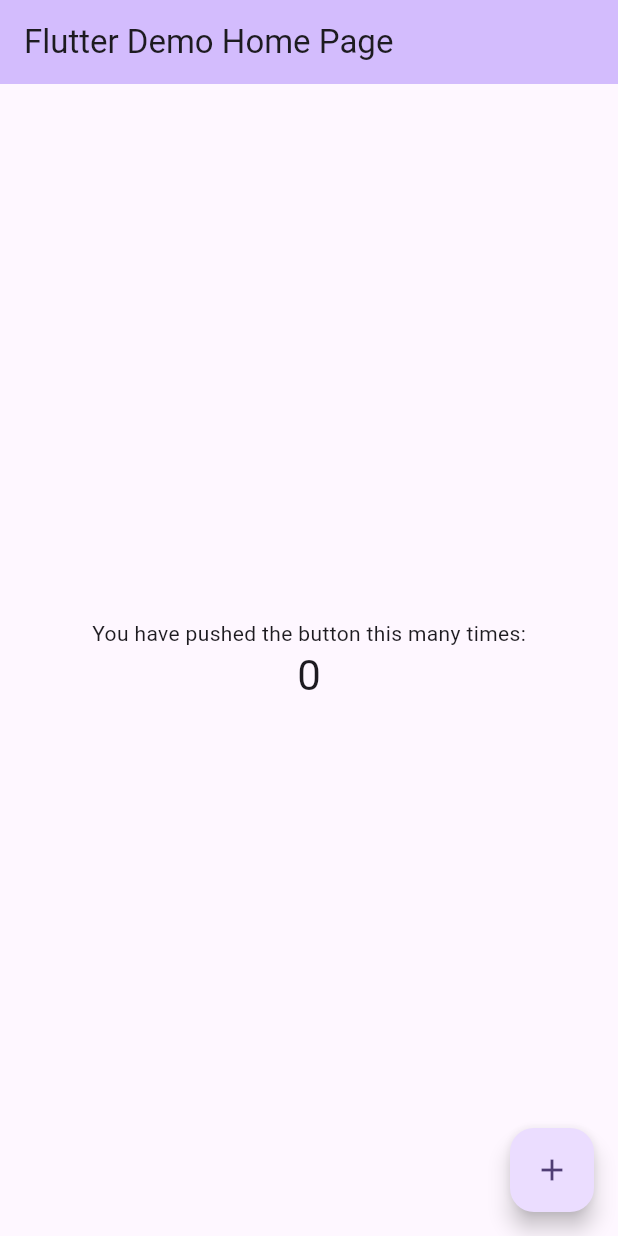
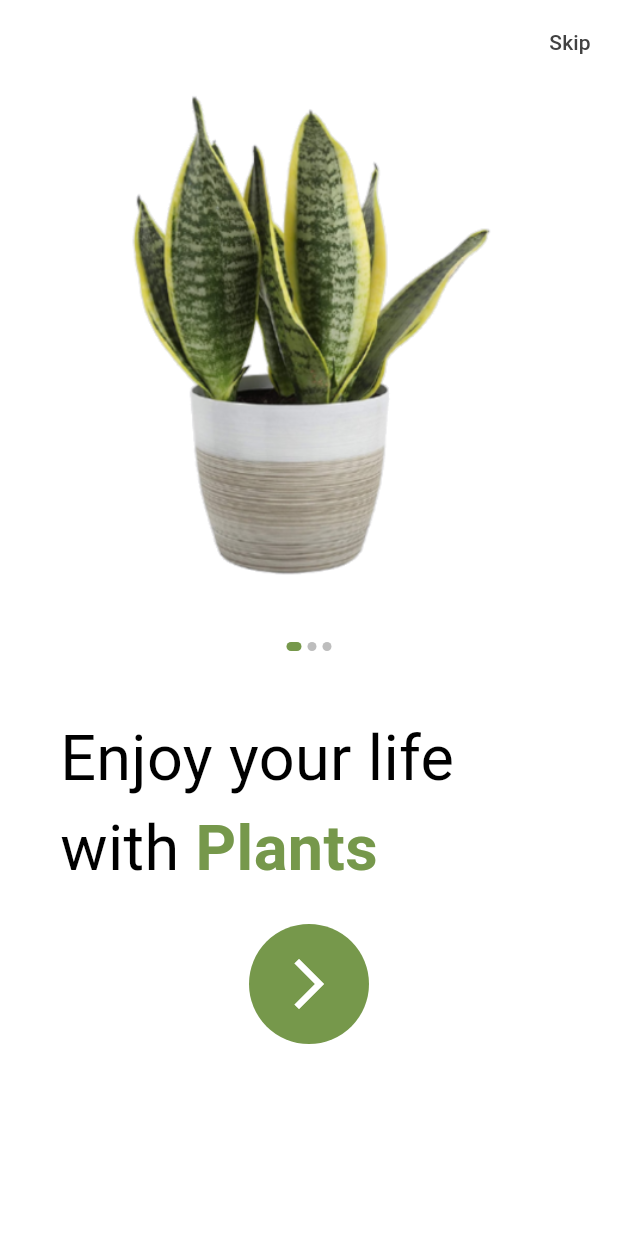
Before and after one commit to zobayerdev/Flutter_Plant_Shop, a Flutter app: the screen it shows after launch, on a phone screen of 412 x 824 dp. Run offline on Flutter 3.47's test engine with Material 3 defaults, Android fonts, the phone set to English and light mode, and no system bars.

Commit message:
onboarding screen upload

```diff
--- /dev/null
+++ b/lib/constant.dart
@@ -0,0 +1,7 @@
+import 'package:flutter/material.dart';
+
+// flutter color scheme
+const kprimaryColor = Color(0xff76984b);
+const kbackgroundColor = Color(0xffececee);
+const kcontentColor = Color(0xffffffff);
+const ksecondryColor = Color(0xff101010);
--- a/lib/main.dart
+++ b/lib/main.dart
@@ -1,4 +1,6 @@
 import 'package:flutter/material.dart';
+import 'package:flutter_plant_shop/constant.dart';
+import 'package:flutter_plant_shop/screens/onboarding_screen.dart';
 
 void main() {
   runApp(const MyApp());
@@ -7,119 +9,17 @@
 class MyApp extends StatelessWidget {
   const MyApp({super.key});
 
-  // This widget is the root of your application.
   @override
   Widget build(BuildContext context) {
     return MaterialApp(
-      title: 'Flutter Demo',
+      debugShowCheckedModeBanner: false,
+      title: 'Flutter Shop UI',
       theme: ThemeData(
-        // This is the theme of your application.
-        //
-        // TRY THIS: Try running your application with "flutter run". You'll see
-        // the application has a purple toolbar. Then, without quitting the app,
-        // try changing the seedColor in the colorScheme below to Colors.green
-        // and then invoke "hot reload" (save your changes or press the "hot
-        // reload" button in a Flutter-supported IDE, or press "r" if you used
-        // the command line to start the app).
-        //
-        // Notice that the counter didn't reset back to zero; the application
-        // state is not lost during the reload. To reset the state, use hot
-        // restart instead.
-        //
-        // This works for code too, not just values: Most code changes can be
-        // tested with just a hot reload.
-        colorScheme: ColorScheme.fromSeed(seedColor: Colors.deepPurple),
+        scaffoldBackgroundColor: kbackgroundColor,
+        colorScheme: ColorScheme.fromSeed(seedColor: kprimaryColor),
         useMaterial3: true,
       ),
-      home: const MyHomePage(title: 'Flutter Demo Home Page'),
+      home: const OnBoardingScreen(),
     );
   }
 }
-
-class MyHomePage extends StatefulWidget {
-  const MyHomePage({super.key, required this.title});
-
-  // This widget is the home page of your application. It is stateful, meaning
-  // that it has a State object (defined below) that contains fields that affect
-  // how it looks.
-
-  // This class is the configuration for the state. It holds the values (in this
-  // case the title) provided by the parent (in this case the App widget) and
-  // used by the build method of the State. Fields in a Widget subclass are
-  // always marked "final".
-
-  final String title;
-
-  @override
-  State<MyHomePage> createState() => _MyHomePageState();
-}
-
-class _MyHomePageState extends State<MyHomePage> {
-  int _counter = 0;
-
-  void _incrementCounter() {
-    setState(() {
-      // This call to setState tells the Flutter framework that something has
-      // changed in this State, which causes it to rerun the build method below
-      // so that the display can reflect the updated values. If we changed
-      // _counter without calling setState(), then the build method would not be
-      // called again, and so nothing would appear to happen.
-      _counter++;
-    });
-  }
-
-  @override
-  Widget build(BuildContext context) {
-    // This method is rerun every time setState is called, for instance as done
-    // by the _incrementCounter method above.
-    //
-    // The Flutter framework has been optimized to make rerunning build methods
-    // fast, so that you can just rebuild anything that needs updating rather
-    // than having to individually change instances of widgets.
-    return Scaffold(
-      appBar: AppBar(
-        // TRY THIS: Try changing the color here to a specific color (to
-        // Colors.amber, perhaps?) and trigger a hot reload to see the AppBar
-        // change color while the other colors stay the same.
-        backgroundColor: Theme.of(context).colorScheme.inversePrimary,
-        // Here we take the value from the MyHomePage object that was created by
-        // the App.build method, and use it to set our appbar title.
-        title: Text(widget.title),
-      ),
-      body: Center(
-        // Center is a layout widget. It takes a single child and positions it
-        // in the middle of the parent.
-        child: Column(
-          // Column is also a layout widget. It takes a list of children and
-          // arranges them vertically. By default, it sizes itself to fit its
-          // children horizontally, and tries to be as tall as its parent.
-          //
-          // Column has various properties to control how it sizes itself and
-          // how it positions its children. Here we use mainAxisAlignment to
-          // center the children vertically; the main axis here is the vertical
-          // axis because Columns are vertical (the cross axis would be
-          // horizontal).
-          //
-          // TRY THIS: Invoke "debug painting" (choose the "Toggle Debug Paint"
-          // action in the IDE, or press "p" in the console), to see the
-          // wireframe for each widget.
-          mainAxisAlignment: MainAxisAlignment.center,
-          children: <Widget>[
-            const Text(
-              'You have pushed the button this many times:',
-            ),
-            Text(
-              '$_counter',
-              style: Theme.of(context).textTheme.headlineMedium,
-            ),
-          ],
-        ),
-      ),
-      floatingActionButton: FloatingActionButton(
-        onPressed: _incrementCounter,
-        tooltip: 'Increment',
-        child: const Icon(Icons.add),
-      ), // This trailing comma makes auto-formatting nicer for build methods.
-    );
-  }
-}
--- /dev/null
+++ b/lib/screens/home_screen.dart
@@ -0,0 +1,19 @@
+import 'package:flutter/material.dart';
+
+class HomeScreen extends StatefulWidget {
+  const HomeScreen({super.key});
+
+  @override
+  State<HomeScreen> createState() => _HomeScreenState();
+}
+
+class _HomeScreenState extends State<HomeScreen> {
+  @override
+  Widget build(BuildContext context) {
+    return Scaffold(
+      appBar: AppBar(
+        title: const Text('Home Screen'),
+      ),
+    );
+  }
+}
--- /dev/null
+++ b/lib/screens/onboarding_screen.dart
@@ -0,0 +1,148 @@
+import 'package:flutter/material.dart';
+import 'package:flutter/widgets.dart';
+import 'package:flutter_plant_shop/constant.dart';
+import 'package:flutter_plant_shop/screens/home_screen.dart';
+
+class OnBoardingScreen extends StatefulWidget {
+  const OnBoardingScreen({super.key});
+
+  @override
+  State<OnBoardingScreen> createState() => _OnBoardingScreenState();
+}
+
+class _OnBoardingScreenState extends State<OnBoardingScreen> {
+  List images = [
+    "assets/snake-plants.png",
+    "assets/lucky-jade-plants.png",
+    "assets/mini-plant.png",
+    // "assets/peperomia-plant.png",
+    // "assets/small-plants.png",
+  ];
+
+  late PageController pageController;
+
+  @override
+  void initState() {
+    pageController = PageController(initialPage: 0);
+    super.initState();
+  }
+
+  int currentIndex = 0;
+
+  @override
+  Widget build(BuildContext context) {
+    return Scaffold(
+      backgroundColor: kcontentColor,
+      appBar: AppBar(
+        backgroundColor: kcontentColor,
+        actions: [
+          TextButton(
+            style: TextButton.styleFrom(foregroundColor: Colors.grey.shade800),
+            onPressed: () {
+              Navigator.push(
+                context,
+                MaterialPageRoute(builder: (context) => const HomeScreen()),
+              );
+            },
+            child: const Text('Skip'),
+          ),
+        ],
+      ),
+      body: SingleChildScrollView(
+        child: Column(
+          children: [
+            SizedBox(
+              height: 350,
+              child: PageView.builder(
+                controller: pageController,
+                itemCount: images.length,
+                onPageChanged: (value) => setState(
+                  () {
+                    currentIndex = value;
+                  },
+                ),
+                itemBuilder: (context, index) => Image.asset(
+                  images[index],
+                  fit: BoxFit.fitHeight,
+                ),
+              ),
+            ),
+            const SizedBox(height: 20),
+            Row(
+              mainAxisAlignment: MainAxisAlignment.center,
+              children: List.generate(
+                images.length,
+                (index) => AnimatedContainer(
+                  duration: const Duration(microseconds: 300),
+                  width: index == currentIndex ? 10 : 6,
+                  margin: const EdgeInsets.all(2),
+                  height: 6,
+                  decoration: BoxDecoration(
+                    borderRadius: BorderRadius.circular(10),
+                    color: index == currentIndex
+                        ? kprimaryColor
+                        : Colors.grey.shade400,
+                  ),
+                ),
+              ),
+            ),
+            const SizedBox(height: 40),
+            const Padding(
+              padding: EdgeInsets.symmetric(horizontal: 40),
+              child: Text.rich(
+                TextSpan(
+                  children: [
+                    TextSpan(
+                      text: "Enjoy your life with ",
+                      style: TextStyle(
+                        color: Colors.black,
+                        fontSize: 42,
+                      ),
+                    ),
+                    TextSpan(
+                      text: 'Plants',
+                      style: TextStyle(
+                        color: kprimaryColor,
+                        fontWeight: FontWeight.bold,
+                        fontSize: 42,
+                      ),
+                    ),
+                  ],
+                ),
+              ),
+            ),
+            const SizedBox(height: 20),
+            Center(
+              child: IconButton(
+                onPressed: () async {
+                  if (currentIndex == images.length - 1) {
+                    Navigator.pushReplacement(
+                      context,
+                      MaterialPageRoute(
+                        builder: (context) => const HomeScreen(),
+                      ),
+                    );
+                  } else {
+                    pageController.nextPage(
+                      duration: const Duration(milliseconds: 300),
+                      curve: Curves.easeIn,
+                    );
+                  }
+                },
+                style: IconButton.styleFrom(
+                  fixedSize: const Size(80, 80),
+                  backgroundColor: kprimaryColor,
+                  iconSize: 40,
+                ), // This is the function that gets called when the button is tapped
+                icon: const Icon(
+                  Icons.arrow_forward_ios,
+                  color: Colors.white,
+                ), // This is the icon for the button
+              ),
+            ),
+          ],
+        ),
+      ),
+    );
+  }
+}
--- a/pubspec.yaml
+++ b/pubspec.yaml
@@ -35,6 +35,7 @@ dependencies:
   # The following adds the Cupertino Icons font to your application.
   # Use with the CupertinoIcons class for iOS style icons.
   cupertino_icons: ^1.0.6
+  google_fonts: ^6.2.1
 
 dev_dependencies:
   flutter_test:
@@ -59,8 +60,8 @@ flutter:
   uses-material-design: true
 
   # To add assets to your application, add an assets section, like this:
-  # assets:
-  #   - images/a_dot_burr.jpeg
+  assets:
+    - assets/
   #   - images/a_dot_ham.jpeg
 
   # An image asset can refer to one or more resolution-specific "variants", see
```
Also changed, not shown: assets/lucky-jade-plants.png (added), assets/mini-plant.png (added), assets/peperomia-plant.png (added), assets/small-plants.png (added), assets/snake-plants.png (added), pubspec.lock, 1 other file.
